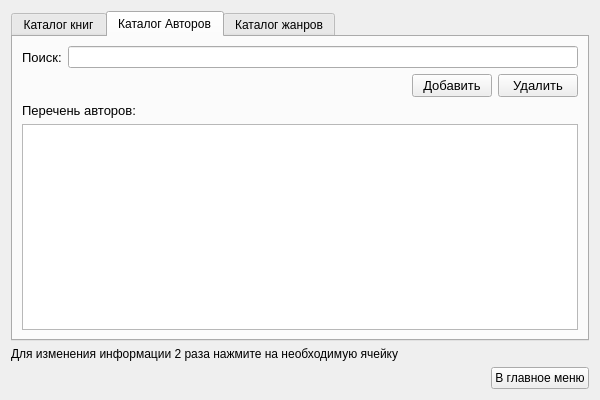
Above: book_widget.ui from Charmpy/library-project before the change. Below: the same form after it.
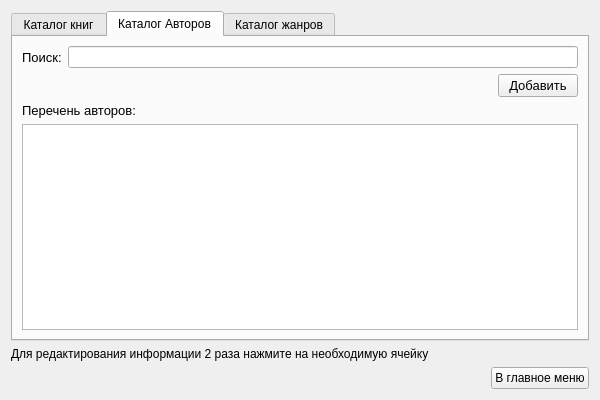
That is the form after the change. The open tabs and pages were chosen to show the change.

Commit message: 16.11.2020 BookWidget(ready) beginning UsersWidget

```diff
--- a/book_widget.ui
+++ b/book_widget.ui
@@ -180,18 +180,6 @@
              </property>
             </widget>
            </item>
-           <item>
-            <widget class="QPushButton" name="delete_author_btn">
-             <property name="font">
-              <font>
-               <pointsize>10</pointsize>
-              </font>
-             </property>
-             <property name="text">
-              <string>Удалить</string>
-             </property>
-            </widget>
-           </item>
           </layout>
          </item>
         </layout>
@@ -281,7 +269,7 @@
    <item>
     <widget class="QLabel" name="label_5">
      <property name="text">
-      <string>Для изменения информации 2 раза нажмите на необходимую ячейку</string>
+      <string>Для редактирования информации 2 раза нажмите на необходимую ячейку</string>
      </property>
     </widget>
    </item>
```
Left out of the diff: 23 changed lines with no effect on the pictures. The commit also changes 6 other files.
